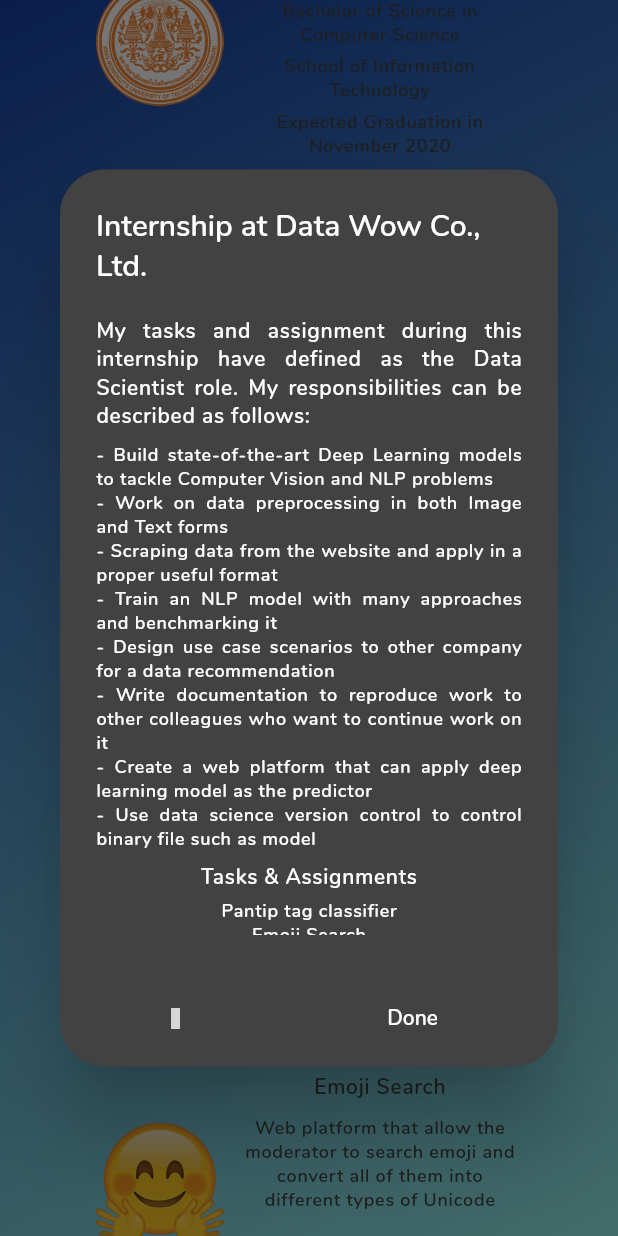
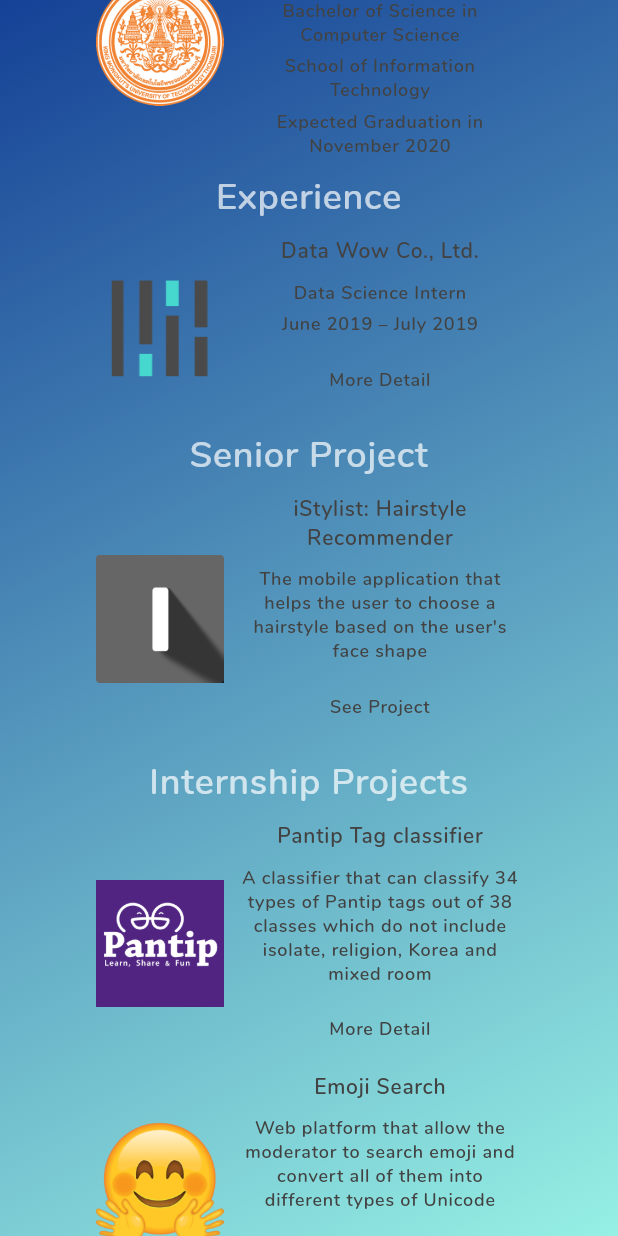
Before and after one commit to Kawaeee/Kawaeee.github.io, a Flutter app: the screen it shows after launch, scrolled down 576 dp, after a tap on "More Detail", on a phone screen of 412 x 824 dp. Run offline on Flutter 3.47's test engine with Material 2 defaults, Android fonts, the light colour scheme and no system bars; our stand-ins replace flutter_icons; missing offline and left inert: dart:html; grey boxes are pictures that could not be loaded.

Commit message:
adjust color and fix internship detail again

```diff
--- a/lib/contents/portfolio.dart
+++ b/lib/contents/portfolio.dart
@@ -19,8 +19,8 @@
   begin: Alignment.topLeft,
   end: Alignment.bottomRight,
   colors: [
-    Color.fromRGBO(21, 65, 168, 1),
-    Color.fromRGBO(145, 234, 228, 1),
+    Color.fromRGBO(21, 65, 150, 1),
+    Color.fromRGBO(150, 240, 228, 1),
   ],
 );
 
@@ -72,38 +72,8 @@
   'icon': 'assets/datawow.png',
   'role': 'Data Science Intern',
   'duration': 'June 2019 – July 2019',
+  'url': 'https://docs.google.com/document/d/1sSDRoUzgJeR0ABg87h4sZkMYJ4Ps_3NS8l5ERhn4T1k/',
 };
-
-final internshipDetail = {
-  'header':
-      '    My tasks and assignment during this internship have defined as the Data Scientist role. My responsibilities can be described as follows:',
-  'responsibilities_0':
-      '- Build state-of-the-art Deep Learning models to tackle Computer Vision and NLP problems',
-  'responsibilities_1':
-      '- Work on data preprocessing in both Image and Text forms',
-  'responsibilities_2':
-      '- Scraping data from the website and apply in a proper useful format',
-  'responsibilities_3':
-      '- Train an NLP model with many approaches and benchmarking it',
-  'responsibilities_4':
-      '- Design use case scenarios to other company for a data recommendation',
-  'responsibilities_5':
-      '- Write documentation to reproduce work to other colleagues who want to continue work on it',
-  'responsibilities_6':
-      '- Create a web platform that can apply deep learning model as the predictor',
-  'responsibilities_7':
-      '- Use data science version control to control binary file such as model',
-  'sub_header': 'Tasks & Assignments',
-  'main_task': 'Pantip tag classifier',
-  'sub_task': 'Emoji Search',
-  'task_detail':
-      '* You can read more about these projects in the section below.',
-  'etc':
-      '    Moreover, I already write an internship review that you can read it down here.',
-  'review': 'https://blog.datawow.io/intern-review-at-datawow-2019-5689c1e16de',
-};
-
-final skills = [];
 
 // All of the projects after this line are optional
 final internshipProject = [
--- a/lib/utils/display_dialog.dart
+++ /dev/null
@@ -1,155 +0,0 @@
-import 'package:flutter/cupertino.dart';
-import 'package:flutter/material.dart';
-import 'package:flutter_icons/flutter_icons.dart';
-import 'package:kawae_portfolio/contents/portfolio.dart';
-import 'package:kawae_portfolio/utils/font_configuration.dart';
-
-displayExperienceDetail(Size screenSize, BuildContext context) {
-  showDialog(
-    barrierDismissible: false,
-    context: context,
-    builder: (BuildContext context) {
-      return AlertDialog(
-        shape: RoundedRectangleBorder(
-            borderRadius: BorderRadius.all(Radius.circular(30.0))),
-        title: Text('Internship at ' + internship['name']),
-        content: Container(
-          width: screenSize.width - 100,
-          height: screenSize.height / 2,
-          child: ListView(
-            shrinkWrap: true,
-            children: <Widget>[
-              Column(
-                children: <Widget>[
-                  Text(
-                    internshipDetail['header'],
-                    textAlign: TextAlign.justify,
-                    style: headerStyle,
-                  ),
-                  SizedBox(height: 8),
-                  Text(
-                    internshipDetail['responsibilities_0'],
-                    textAlign: TextAlign.justify,
-                    style: contentStyle,
-                  ),
-                  Text(
-                    internshipDetail['responsibilities_1'],
-                    textAlign: TextAlign.justify,
-                    style: contentStyle,
-                  ),
-                  Text(
-                    internshipDetail['responsibilities_2'],
-                    textAlign: TextAlign.justify,
-                    style: contentStyle,
-                  ),
-                  Text(
-                    internshipDetail['responsibilities_3'],
-                    textAlign: TextAlign.justify,
-                    style: contentStyle,
-                  ),
-                  Text(
-                    internshipDetail['responsibilities_4'],
-                    textAlign: TextAlign.justify,
-                    style: contentStyle,
-                  ),
-                  Text(
-                    internshipDetail['responsibilities_5'],
-                    textAlign: TextAlign.justify,
-                    style: contentStyle,
-                  ),
-                  Text(
-                    internshipDetail['responsibilities_6'],
-                    textAlign: TextAlign.justify,
-                    style: contentStyle,
-                  ),
-                  Text(
-                    internshipDetail['responsibilities_7'],
-                    textAlign: TextAlign.justify,
-                    style: contentStyle,
-                  ),
-                  SizedBox(height: 8),
-                  Text(
-                    internshipDetail['sub_header'],
-                    textAlign: TextAlign.justify,
-                    style: headerStyle,
-                  ),
-                  SizedBox(height: 5),
-                  Text(
-                    internshipDetail['main_task'],
-                    textAlign: TextAlign.justify,
-                    style: contentStyle,
-                  ),
-                  Text(
-                    internshipDetail['sub_task'],
-                    textAlign: TextAlign.justify,
-                    style: contentStyle,
-                  ),
-                  SizedBox(height: 5),
-                  Text(
-                    internshipDetail['task_detail'],
-                    textAlign: TextAlign.justify,
-                    style: contentStyle,
-                  ),
-                  SizedBox(height: 5),
-                  Text(
-                    internshipDetail['etc'],
-                    textAlign: TextAlign.justify,
-                    style: contentStyle,
-                  ),
-                ],
-              ),
-            ],
-          ),
-        ),
-        actions: <Widget>[
-          Row(
-            mainAxisAlignment: MainAxisAlignment.spaceAround,
-            children: <Widget>[
-              IconButton(
-                tooltip: 'Blog Review',
-                icon: Icon(
-                  MaterialCommunityIcons.medium,
-                  size: 14,
-                  color: Colors.white,
-                ),
-                onPressed: () {
-                  navigateLink(
-                    internshipDetail['review'],
-                  );
-                },
-              ),
-              FlatButton(
-                child: Text('Done'),
-                onPressed: () {
-                  Navigator.of(context).pop();
-                },
-              ),
-            ],
-          ),
-        ],
-      );
-    },
-  );
-}
-
-displayInternshipDetail(BuildContext context) {
-  showDialog(
-    barrierDismissible: false,
-    context: context,
-    builder: (BuildContext context) {
-      return AlertDialog(
-        shape: RoundedRectangleBorder(
-            borderRadius: BorderRadius.all(Radius.circular(30.0))),
-        title: Text('Coming soon...'),
-        actions: <Widget>[
-          FlatButton(
-            child: Text('Done'),
-            onPressed: () {
-              Navigator.of(context).pop();
-            },
-          ),
-        ],
-      );
-    },
-  );
-}
--- a/lib/utils/widget_wrapper.dart
+++ b/lib/utils/widget_wrapper.dart
@@ -1,7 +1,6 @@
 import 'package:flutter/cupertino.dart';
 import 'package:flutter/material.dart';
 import 'package:kawae_portfolio/contents/portfolio.dart';
-import 'package:kawae_portfolio/utils/display_dialog.dart';
 import 'package:kawae_portfolio/utils/font_configuration.dart';
 
 // Widget Structure for Projects, Internship sections
@@ -141,7 +140,7 @@
                 style: sectionDetail,
               ),
               onPressed: () {
-                displayExperienceDetail(screenSize, context);
+                navigateLink(internship['url']);
               },
             ),
           ],
```
